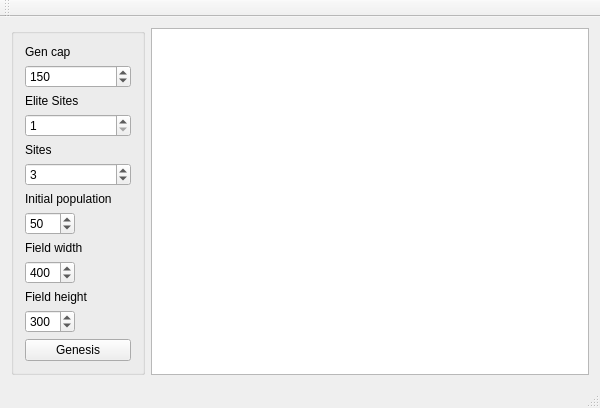
Qt form mainwindow.ui (schibalt/bees) before a commit.
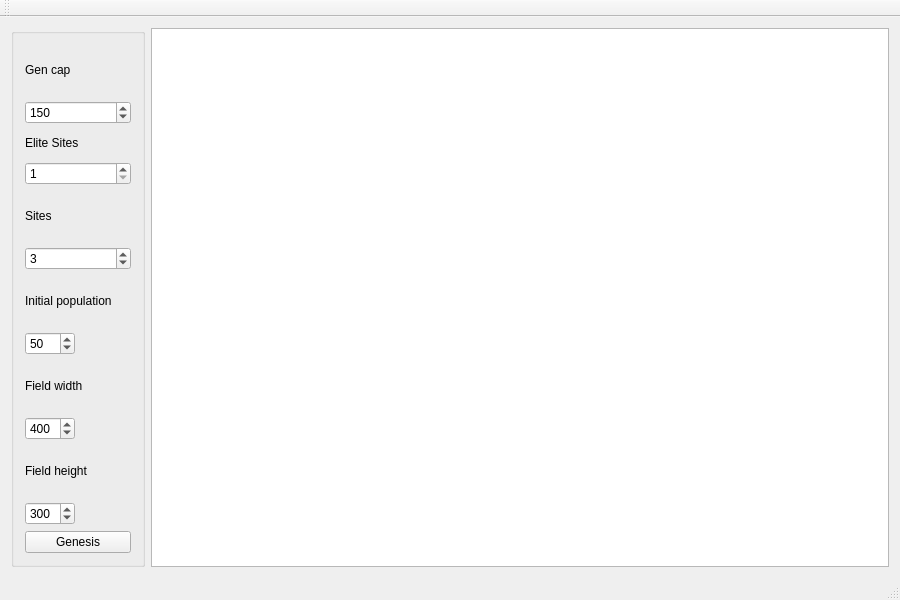
The same form after that commit.

Patch:
```diff
--- a/mainwindow.ui
+++ b/mainwindow.ui
@@ -6,8 +6,8 @@
    <rect>
     <x>0</x>
     <y>0</y>
-    <width>600</width>
-    <height>400</height>
+    <width>900</width>
+    <height>600</height>
    </rect>
   </property>
   <property name="windowTitle">
```
Left out of the diff: 2 changed lines with no effect on the pictures.
